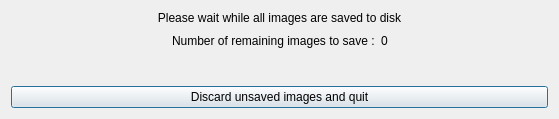
First picture: the form in src/als/ui/save_wait_ui.ui, repository deufrai/als, before the edit.
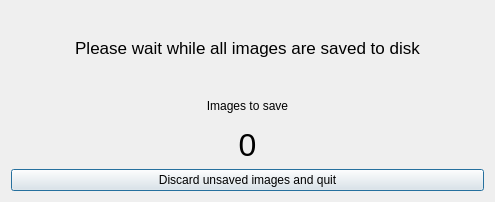
Second picture: the form after the edit.

Commit message: rework wait for quit UI

```diff
--- a/src/als/ui/save_wait_ui.ui
+++ b/src/als/ui/save_wait_ui.ui
@@ -12,8 +12,8 @@
    <rect>
     <x>0</x>
     <y>0</y>
-    <width>559</width>
-    <height>119</height>
+    <width>495</width>
+    <height>202</height>
    </rect>
   </property>
   <property name="windowTitle">
@@ -22,9 +22,14 @@
   <property name="modal">
    <bool>true</bool>
   </property>
-  <layout class="QVBoxLayout" name="verticalLayout">
+  <layout class="QVBoxLayout" name="verticalLayout_2">
    <item>
     <widget class="QLabel" name="label">
+     <property name="font">
+      <font>
+       <pointsize>13</pointsize>
+      </font>
+     </property>
      <property name="text">
       <string>Please wait while all images are saved to disk</string>
      </property>
@@ -34,62 +39,34 @@
     </widget>
    </item>
    <item>
-    <layout class="QHBoxLayout" name="horizontalLayout">
-     <item>
-      <spacer name="horizontalSpacer">
-       <property name="orientation">
-        <enum>Qt::Horizontal</enum>
-       </property>
-       <property name="sizeHint" stdset="0">
-        <size>
-         <width>40</width>
-         <height>20</height>
-        </size>
-       </property>
-      </spacer>
-     </item>
+    <layout class="QVBoxLayout" name="verticalLayout">
      <item>
       <widget class="QLabel" name="label_2">
        <property name="text">
-        <string>Number of remaining images to save :</string>
+        <string>Images to save</string>
+       </property>
+       <property name="alignment">
+        <set>Qt::AlignCenter</set>
        </property>
       </widget>
      </item>
      <item>
       <widget class="QLabel" name="lbl_remaining_saves">
+       <property name="font">
+        <font>
+         <pointsize>24</pointsize>
+        </font>
+       </property>
        <property name="text">
         <string notr="true">0</string>
        </property>
+       <property name="alignment">
+        <set>Qt::AlignCenter</set>
+       </property>
       </widget>
      </item>
-     <item>
-      <spacer name="horizontalSpacer_2">
-       <property name="orientation">
-        <enum>Qt::Horizontal</enum>
-       </property>
-       <property name="sizeHint" stdset="0">
-        <size>
-         <width>40</width>
-         <height>20</height>
-        </size>
-       </property>
-      </spacer>
-     </item>
     </layout>
    </item>
-   <item>
-    <spacer name="verticalSpacer">
-     <property name="orientation">
-      <enum>Qt::Vertical</enum>
-     </property>
-     <property name="sizeHint" stdset="0">
-      <size>
-       <width>20</width>
-       <height>40</height>
-      </size>
-     </property>
-    </spacer>
-   </item>
    <item>
     <widget class="QPushButton" name="btn_quit">
      <property name="text">
```
Left out of the diff: 3 changed lines with no effect on the pictures.
